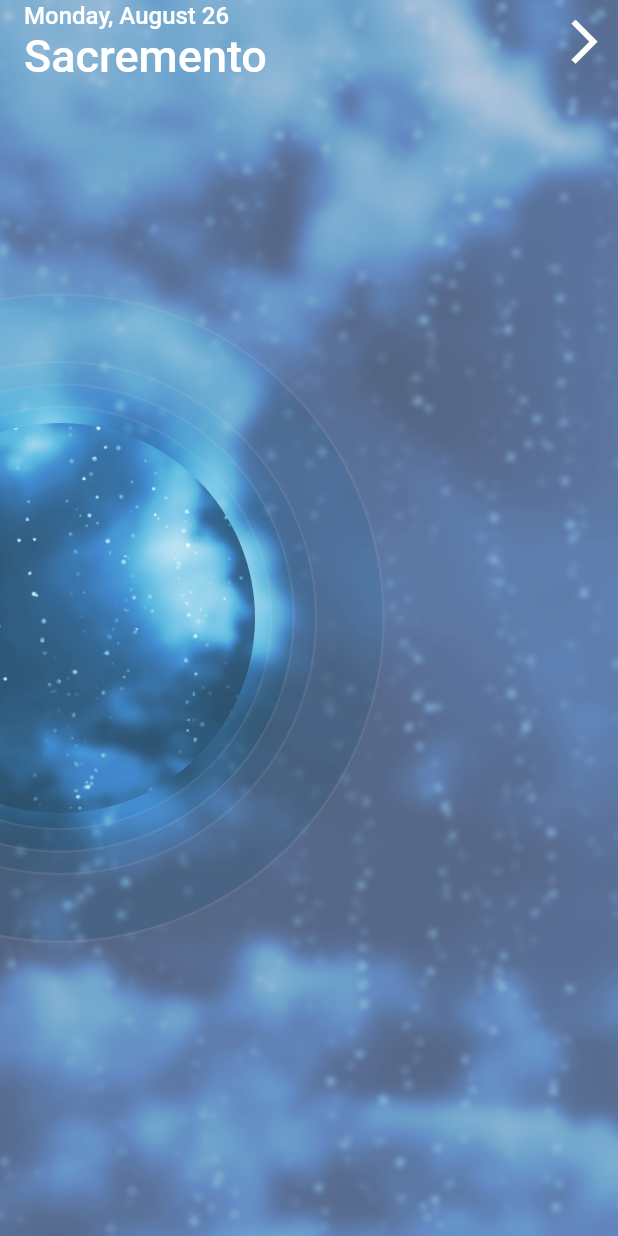
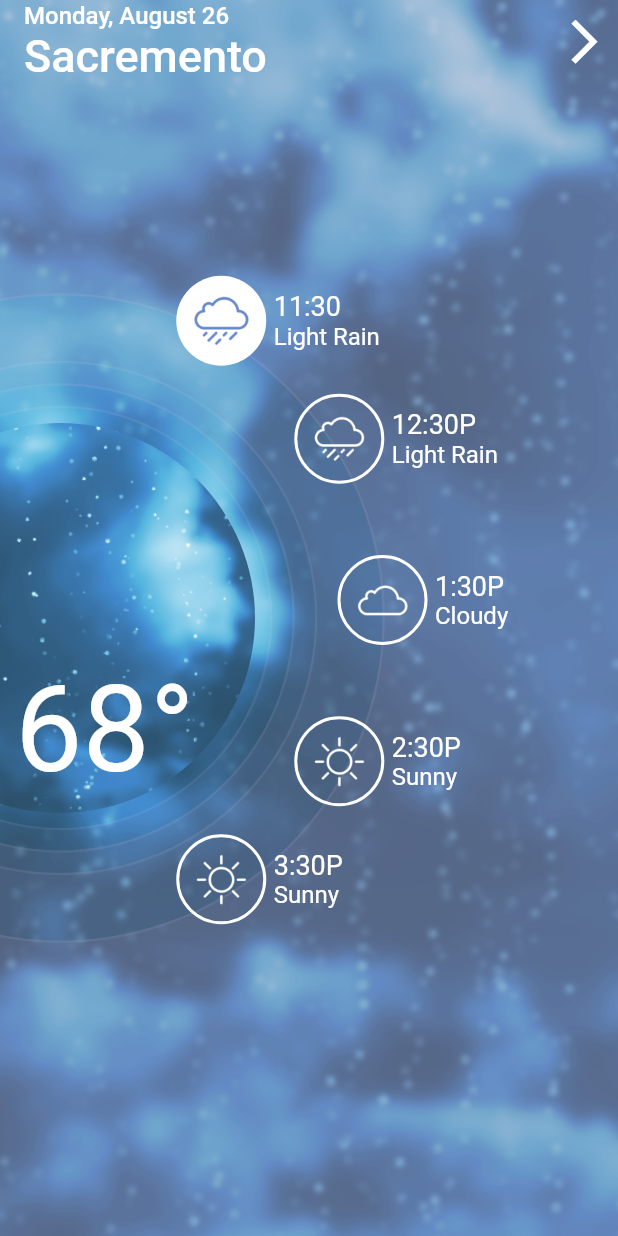
Before and after one commit to AdamMc331/flutter_forecast, a Flutter app: the screen it shows after launch, on a phone screen of 412 x 824 dp. Run offline on Flutter 3.47's test engine with Material 2 defaults, Android fonts, the phone set to English and light mode, and no system bars.

Commit message:
Static menu for items.

```diff
--- /dev/null
+++ b/lib/forecast/forecast.dart
@@ -0,0 +1,43 @@
+import 'package:flutter/material.dart';
+import 'package:flutter_forecast/forecast/background/background_with_rings.dart';
+import 'package:flutter_forecast/forecast/radial_list.dart';
+
+class Forecast extends StatelessWidget {
+  RadialListViewModel radialList;
+
+  Forecast({
+    @required this.radialList,
+  });
+
+  Widget _temperatureText() {
+    return new Align(
+      alignment: Alignment.centerLeft,
+      child: new Padding(
+        padding: const EdgeInsets.only(
+          top: 150.0,
+          left: 10.0,
+        ),
+        child: new Text(
+          '68°',
+          style: new TextStyle(
+            color: Colors.white,
+            fontSize: 80.0,
+          ),
+        ),
+      ),
+    );
+  }
+
+  @override
+  Widget build(BuildContext context) {
+    return new Stack(
+      children: <Widget>[
+        new BackgroundWithRings(),
+        _temperatureText(),
+        new RadialList(
+          radialList: radialList,
+        ),
+      ],
+    );
+  }
+}
--- /dev/null
+++ b/lib/forecast/forecast_list.dart
@@ -0,0 +1,33 @@
+import 'package:flutter/material.dart';
+import 'package:flutter_forecast/forecast/radial_list.dart';
+
+final RadialListViewModel forecastRadialList = new RadialListViewModel(
+  items: [
+    new RadialListItemViewModel(
+      icon: new AssetImage('assets/ic_rain.png'),
+      title: '11:30',
+      subtitle: 'Light Rain',
+      isSelected: true,
+    ),
+    new RadialListItemViewModel(
+      icon: new AssetImage('assets/ic_rain.png'),
+      title: '12:30P',
+      subtitle: 'Light Rain',
+    ),
+    new RadialListItemViewModel(
+      icon: new AssetImage('assets/ic_cloudy.png'),
+      title: '1:30P',
+      subtitle: 'Cloudy',
+    ),
+    new RadialListItemViewModel(
+      icon: new AssetImage('assets/ic_sunny.png'),
+      title: '2:30P',
+      subtitle: 'Sunny',
+    ),
+    new RadialListItemViewModel(
+      icon: new AssetImage('assets/ic_sunny.png'),
+      title: '3:30P',
+      subtitle: 'Sunny',
+    ),
+  ],
+);
--- /dev/null
+++ b/lib/forecast/generic_widgets/radial_position.dart
@@ -0,0 +1,26 @@
+import 'dart:math';
+
+import 'package:flutter/material.dart';
+
+class RadialPosition extends StatelessWidget {
+  final double radius;
+  final double angle;
+  final Widget child;
+
+  RadialPosition({
+    this.radius,
+    this.angle,
+    this.child,
+  });
+
+  @override
+  Widget build(BuildContext context) {
+    final x = cos(angle) * radius;
+    final y = sin(angle) * radius;
+
+    return new Transform(
+      transform: new Matrix4.translationValues(x, y, 0.0),
+        child: child,
+    );
+  }
+}
--- /dev/null
+++ b/lib/forecast/radial_list.dart
@@ -0,0 +1,140 @@
+import 'dart:math';
+
+import 'package:flutter/material.dart';
+import 'package:flutter_forecast/forecast/generic_widgets/radial_position.dart';
+
+class RadialList extends StatelessWidget {
+  final RadialListViewModel radialList;
+
+  RadialList({
+    this.radialList,
+  });
+
+  List<Widget> _radialListItems() {
+    final double firstItemAngle = -pi / 3;
+    final double lastItemAngle = pi / 3;
+    final double angleDiffPerItem =
+        (lastItemAngle - firstItemAngle) / (radialList.items.length - 1);
+
+    double currAngle = firstItemAngle;
+
+    return radialList.items.map((RadialListItemViewModel viewModel) {
+      final listItem = _radialListItem(viewModel, currAngle);
+      currAngle += angleDiffPerItem;
+      return listItem;
+    }).toList();
+  }
+
+  Widget _radialListItem(RadialListItemViewModel viewModel, double angle) {
+    return new Transform(
+      transform: new Matrix4.translationValues(
+        40.0,
+        400.0, // Trial & error. Should be screen size?
+        0.0,
+      ),
+      child: RadialPosition(
+        radius: 140.0 + 75.0,
+        angle: angle,
+        child: new RadialListItem(
+          listItem: viewModel,
+        ),
+      ),
+    );
+  }
+
+  @override
+  Widget build(BuildContext context) {
+    return new Stack(
+      children: _radialListItems(),
+    );
+  }
+}
+
+class RadialListItem extends StatelessWidget {
+  final RadialListItemViewModel listItem;
+
+  RadialListItem({
+    this.listItem,
+  });
+
+  @override
+  Widget build(BuildContext context) {
+    final circleDecoration = listItem.isSelected ? new BoxDecoration(
+      shape: BoxShape.circle,
+      color: Colors.white,
+    ) :  new BoxDecoration(
+      shape: BoxShape.circle,
+      color: Colors.transparent,
+      border: new Border.all(
+        color: Colors.white,
+        width: 2.0,
+      ),
+    );
+
+    return new Transform(
+      transform: new Matrix4.translationValues(-30.0, -30.0, 0.0),
+      child: new Row(
+        children: <Widget>[
+          new Container(
+            width: 60.0,
+            height: 60.0,
+            decoration: circleDecoration,
+            child: new Padding(
+              padding: const EdgeInsets.all(7.0),
+              child: new Image(
+                  image: listItem.icon,
+                  color: listItem.isSelected
+                      ? const Color(0xFF6688CC)
+                      : Colors.white),
+            ),
+          ),
+          new Padding(
+            padding: const EdgeInsets.only(left: 5.0),
+            child: Column(
+              crossAxisAlignment: CrossAxisAlignment.start,
+              mainAxisSize: MainAxisSize.min,
+              children: <Widget>[
+                new Text(
+                  listItem.title,
+                  style: new TextStyle(
+                    color: Colors.white,
+                    fontSize: 18.0,
+                  ),
+                ),
+                new Text(
+                  listItem.subtitle,
+                  style: new TextStyle(
+                    color: Colors.white,
+                    fontSize: 16.0,
+                  ),
+                ),
+              ],
+            ),
+          )
+        ],
+      ),
+    );
+  }
+}
+
+class RadialListViewModel {
+  final List<RadialListItemViewModel> items;
+
+  RadialListViewModel({
+    this.items = const [],
+  });
+}
+
+class RadialListItemViewModel {
+  final ImageProvider icon;
+  final String title;
+  final String subtitle;
+  final bool isSelected;
+
+  RadialListItemViewModel({
+    this.icon,
+    this.title = '',
+    this.subtitle = '',
+    this.isSelected = false,
+  });
+}
--- a/lib/main.dart
+++ b/lib/main.dart
@@ -1,6 +1,7 @@
 import 'package:flutter/material.dart';
 import 'package:flutter_forecast/forecast/app_bar.dart';
-import 'package:flutter_forecast/forecast/background/background_with_rings.dart';
+import 'package:flutter_forecast/forecast/forecast.dart';
+import 'package:flutter_forecast/forecast/forecast_list.dart';
 import 'package:flutter_forecast/forecast/generic_widgets/sliding_drawer.dart';
 import 'package:flutter_forecast/forecast/week_drawer.dart';
 
@@ -46,7 +47,9 @@ class _MyHomePageState extends State<MyHomePage>
     return new Scaffold(
       body: new Stack(
         children: <Widget>[
-          new BackgroundWithRings(),
+          new Forecast(
+            radialList: forecastRadialList,
+          ),
           new Positioned(
             top: 0.0,
             left: 0.0,
```
